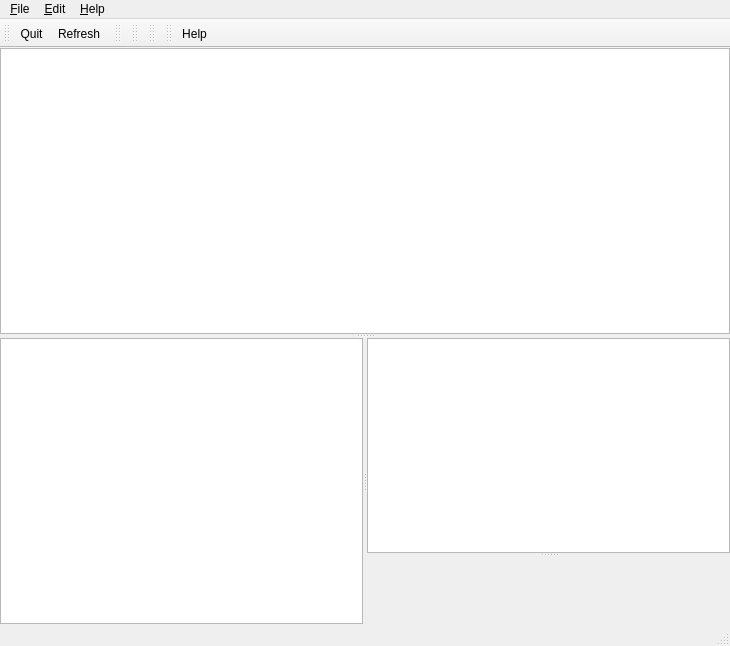
Before: the Qt Designer form tortoisehg/hgqt/workbench.ui in velorientc/git_test7, drawn with Qt 5.
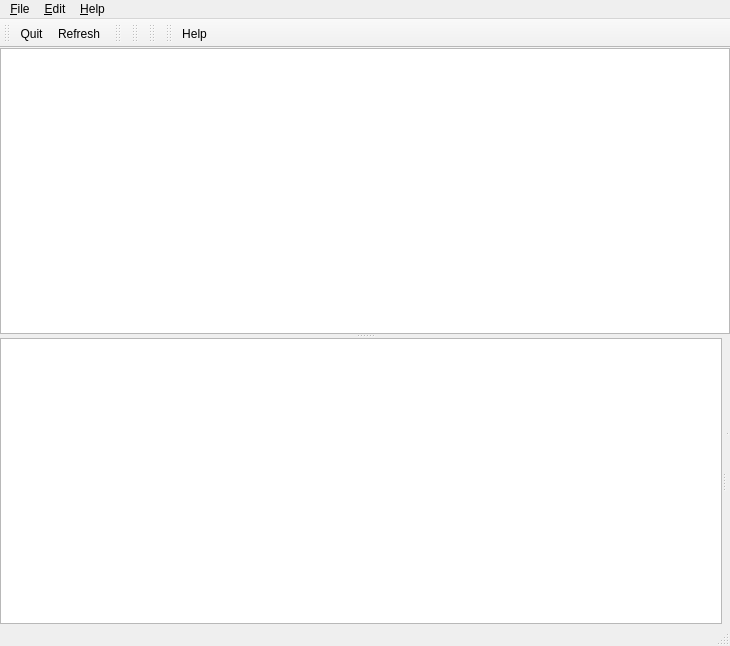
After: the same form once the commit is applied. Custom widgets are drawn as their Qt base class.

Commit message: update workbench.ui: RevDisplay now extends QWidget

```diff
--- a/tortoisehg/hgqt/workbench.ui
+++ b/tortoisehg/hgqt/workbench.ui
@@ -233,7 +233,7 @@
   </customwidget>
   <customwidget>
    <class>RevDisplay</class>
-   <extends>QTextBrowser</extends>
+   <extends>QWidget</extends>
    <header>changeset.h</header>
   </customwidget>
   <customwidget>
```
The commit also changes 1 other file.
